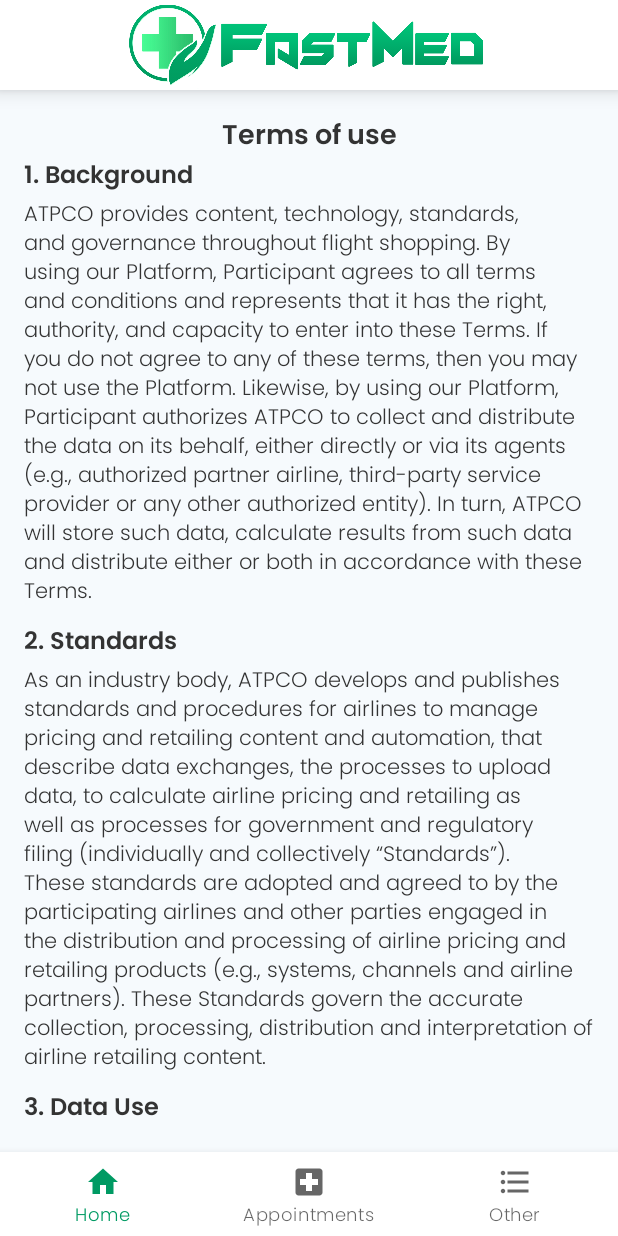
After one commit to adilzhexen0v/TriKotaProject, an Android app: the fragment TermsOfUseFragment placed in its activity, on a phone screen of 412 x 824 dp. The commit adds this screen. Run offline under Robolectric (Android 15) with nearby library versions, the phone set to English and light mode, and no system bars.

Commit message:
add terms of use

```diff
--- a/app/src/main/java/com/example/trikotaproject/AuthorizedActivity.kt
+++ b/app/src/main/java/com/example/trikotaproject/AuthorizedActivity.kt
@@ -18,6 +18,7 @@ import com.example.trikotaproject.ui.home.doctors.DoctorsFragment
 import com.example.trikotaproject.ui.home.hospitals.HospitalsFragment
 import com.example.trikotaproject.ui.other.OtherFragment
 import com.example.trikotaproject.ui.other.myprofile.MyProfileFragment
+import com.example.trikotaproject.ui.other.termsofuse.TermsOfUseFragment
 
 class AuthorizedActivity : AppCompatActivity(), Navigator {
     private lateinit var binding: ActivityAuthorizedMainBinding
@@ -34,6 +35,7 @@ class AuthorizedActivity : AppCompatActivity(), Navigator {
     private val DOCTORS = "doctors"
     private val HOSPITALS = "hospitals"
     private val MYPROFILE = "myprofile"
+    private val TERMSOFUSE = "termsofuse"
 
     @SuppressLint("MissingInflatedId")
     override fun onCreate(savedInstanceState: Bundle?) {
@@ -103,6 +105,7 @@ class AuthorizedActivity : AppCompatActivity(), Navigator {
                 DOCTORS -> showHomePage()
                 HOSPITALS -> showHomePage()
                 MYPROFILE -> showOtherPage()
+                TERMSOFUSE -> showOtherPage()
             }
         }
 
@@ -114,7 +117,10 @@ class AuthorizedActivity : AppCompatActivity(), Navigator {
         }
     }
 
-
+    override fun showTermsOfUse() {
+        currentFragment = TERMSOFUSE
+        launchFragment(TermsOfUseFragment())
+    }
 
     override fun showMyProfile() {
         currentFragment = MYPROFILE
--- a/app/src/main/java/com/example/trikotaproject/contract/Navigator.kt
+++ b/app/src/main/java/com/example/trikotaproject/contract/Navigator.kt
@@ -13,5 +13,6 @@ interface Navigator {
     fun showDoctors()
     fun showHospitals()
     fun showMyProfile()
+    fun showTermsOfUse()
     fun logOut()
 }
--- a/app/src/main/java/com/example/trikotaproject/ui/other/OtherFragment.kt
+++ b/app/src/main/java/com/example/trikotaproject/ui/other/OtherFragment.kt
@@ -52,14 +52,17 @@ class OtherFragment : Fragment() {
         binding.myProfileBtn.setOnClickListener {
             navigator().showMyProfile()
         }
-        binding.logoutBtn.setOnClickListener {
-            navigator().logOut()
-        }
         binding.socialNetworksBtn.setOnClickListener {
             alertShowSocialNetworks()
         }
         binding.techSupportBtn.setOnClickListener {
             alertShowTechSupport()
+        }
+        binding.termsOfUseBtn.setOnClickListener {
+            navigator().showTermsOfUse()
+        }
+        binding.logoutBtn.setOnClickListener {
+            navigator().logOut()
         }
         return root
     }
--- /dev/null
+++ b/app/src/main/java/com/example/trikotaproject/ui/other/termsofuse/TermsOfUseFragment.kt
@@ -0,0 +1,25 @@
+package com.example.trikotaproject.ui.other.termsofuse
+
+import android.os.Bundle
+import android.view.LayoutInflater
+import android.view.View
+import android.view.ViewGroup
+import androidx.fragment.app.Fragment
+import com.example.trikotaproject.databinding.FragmentOtherTermsofuseBinding
+import com.example.trikotaproject.ui.other.termsofuse.adapter.TermsOfUseAdapter
+import com.example.trikotaproject.ui.other.termsofuse.data.TermsOfUseDatasource
+
+class TermsOfUseFragment: Fragment() {
+    private lateinit var binding: FragmentOtherTermsofuseBinding
+
+    override fun onCreateView(
+        inflater: LayoutInflater,
+        container: ViewGroup?,
+        savedInstanceState: Bundle?
+    ): View? {
+        binding = FragmentOtherTermsofuseBinding.inflate(inflater, container, false)
+        val termsOfUseRecyclerView = binding.recyclerView
+        termsOfUseRecyclerView.adapter = TermsOfUseAdapter(context, TermsOfUseDatasource.terms)
+        return binding.root
+    }
+}
--- /dev/null
+++ b/app/src/main/java/com/example/trikotaproject/ui/other/termsofuse/adapter/TermsOfUseAdapter.kt
@@ -0,0 +1,36 @@
+package com.example.trikotaproject.ui.other.termsofuse.adapter
+
+import android.content.Context
+import android.view.LayoutInflater
+import android.view.View
+import android.view.ViewGroup
+import android.widget.TextView
+import androidx.recyclerview.widget.RecyclerView
+import com.example.trikotaproject.R
+import com.example.trikotaproject.ui.other.termsofuse.model.TermsOfUseModel
+
+class TermsOfUseAdapter(
+    private val context: Context?,
+    private val dataset: List<TermsOfUseModel>
+): RecyclerView.Adapter<TermsOfUseAdapter.TermsOfUseCardViewHolder>(){
+    class TermsOfUseCardViewHolder(view: View?): RecyclerView.ViewHolder(view!!){
+        val titleTextView: TextView? = view!!.findViewById(R.id.terms_of_use_title)
+        val contentTextView: TextView? = view!!.findViewById(R.id.terms_of_use_content)
+    }
+
+    override fun onCreateViewHolder(parent: ViewGroup, viewType: Int): TermsOfUseCardViewHolder {
+        val adapterLayout = LayoutInflater.from(parent.context)
+            .inflate(R.layout.item_other_termsofuse, parent, false)
+        return TermsOfUseCardViewHolder(adapterLayout)
+    }
+
+    override fun getItemCount(): Int {
+        return dataset.size
+    }
+
+    override fun onBindViewHolder(holder: TermsOfUseCardViewHolder, position: Int) {
+        val termsOfUseData = dataset[position]
+        holder.titleTextView?.text = termsOfUseData.title
+        holder.contentTextView?.text = termsOfUseData.content
+    }
+}
--- /dev/null
+++ b/app/src/main/java/com/example/trikotaproject/ui/other/termsofuse/data/TermsOfUseDatasource.kt
@@ -0,0 +1,25 @@
+package com.example.trikotaproject.ui.other.termsofuse.data
+
+import com.example.trikotaproject.ui.other.termsofuse.model.TermsOfUseModel
+
+object TermsOfUseDatasource {
+    val terms: List<TermsOfUseModel> = listOf(
+        TermsOfUseModel(
+            "1. Background",
+            "ATPCO provides content, technology, standards, and governance throughout flight shopping. By using our Platform, Participant agrees to all terms and conditions and represents that it has the right, authority, and capacity to enter into these Terms. If you do not agree to any of these terms, then you may not use the Platform. Likewise, by using our Platform, Participant authorizes ATPCO to collect and distribute the data on its behalf, either directly or via its agents (e.g., authorized partner airline, third-party service provider or any other authorized entity). In turn, ATPCO will store such data, calculate results from such data and distribute either or both in accordance with these Terms.  "
+        ),
+        TermsOfUseModel(
+            "2. Standards",
+        "As an industry body, ATPCO develops and publishes standards and procedures for airlines to manage pricing and retailing content and automation, that describe data exchanges, the processes to upload data, to calculate airline pricing and retailing as well as processes for government and regulatory filing (individually and collectively “Standards”). These standards are adopted and agreed to by the participating airlines and other parties engaged in the distribution and processing of airline pricing and retailing products (e.g., systems, channels and airline partners). These Standards govern the accurate collection, processing, distribution and interpretation of airline retailing content."
+        ),
+        TermsOfUseModel(
+            "3. Data Use",
+            "You are not required to provide any Data but if you choose to do so, ATPCO will process and distribute the Data (including any calculated results) in accordance with applicable instructions, to systems, channels and partners, governments, and any entities that subscribe to receive the Data.  By participating in the Platform, you are acknowledging that ATPCO selects, coordinates and arranges data from you and other industry sources and has a proprietary interest in the resulting compilation that constitutes the Data."
+        ),
+        TermsOfUseModel(
+            "4. Pricing",
+            "ATPCO may, from time to time, revise the Pricing, after at least sixty (60) days’ written notice to Participant. Participant may terminate platform use, by written notice given prior to the effective date of any increase in Pricing. Should Participant so terminate its use, ATPCO agrees, if so requested by Participant, to continue to use platform hereunder for a period of six (6) months from the effective date of the increase to which such termination is attributable, at one hundred ten percent (110%) of the Pricing in effect immediately prior to such increase. In the event Participant withdraws its notice of termination prior to the expiration of the six-month period, Participant shall retroactively pay the difference between the increased Pricing and the prior Pricing, plus ten percent (10%) thereof, for said six-month period."
+        )
+    )
+
+}
--- /dev/null
+++ b/app/src/main/java/com/example/trikotaproject/ui/other/termsofuse/model/TermsOfUseModel.kt
@@ -0,0 +1,6 @@
+package com.example.trikotaproject.ui.other.termsofuse.model
+
+data class TermsOfUseModel(
+    val title: String,
+    val content: String
+)
--- /dev/null
+++ b/app/src/main/res/layout/fragment_other_termsofuse.xml
@@ -0,0 +1,25 @@
+<?xml version="1.0" encoding="utf-8"?>
+<androidx.constraintlayout.widget.ConstraintLayout
+    xmlns:android="http://schemas.android.com/apk/res/android"
+    xmlns:app="http://schemas.android.com/apk/res-auto"
+    android:layout_width="match_parent"
+    android:layout_height="match_parent">
+    <TextView
+        android:id="@+id/list_of_hospitals"
+        android:layout_width="match_parent"
+        android:layout_height="wrap_content"
+        android:gravity="center"
+        android:text="@string/terms_of_use"
+        android:fontFamily="@font/poppins_bold"
+        android:textSize="18sp"
+        android:textColor="@color/gray"
+        app:layout_constraintStart_toStartOf="parent"
+        app:layout_constraintTop_toTopOf="parent"
+        />
+    <androidx.recyclerview.widget.RecyclerView
+        android:id="@+id/recycler_view"
+        android:layout_marginTop="28dp"
+        app:layoutManager="LinearLayoutManager"
+        android:layout_width="match_parent"
+        android:layout_height="match_parent" />
+</androidx.constraintlayout.widget.ConstraintLayout>
--- /dev/null
+++ b/app/src/main/res/layout/item_other_termsofuse.xml
@@ -0,0 +1,21 @@
+<?xml version="1.0" encoding="utf-8"?>
+<LinearLayout
+    xmlns:android="http://schemas.android.com/apk/res/android"
+    android:layout_width="match_parent"
+    android:layout_height="wrap_content"
+    android:orientation="vertical"
+    android:layout_marginBottom="8dp">
+    <TextView
+        android:id="@+id/terms_of_use_title"
+        android:layout_width="match_parent"
+        android:layout_height="wrap_content"
+        android:fontFamily="@font/poppins_bold"
+        android:textColor="@color/gray"
+        android:textSize="16dp"/>
+    <TextView
+        android:id="@+id/terms_of_use_content"
+        android:layout_width="match_parent"
+        android:layout_height="wrap_content"
+        android:textColor="@color/gray"
+        android:textSize="14dp"/>
+</LinearLayout>
```
